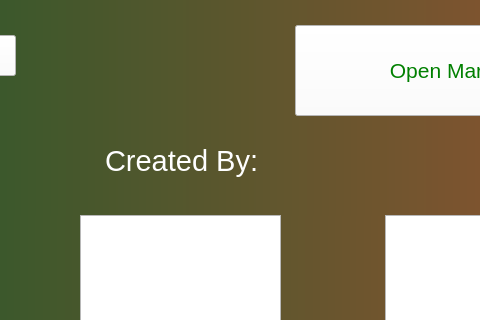
ahmed-alllam/GTA-VI, file homepage.ui: the form before one commit; both pictures show x 355 to 835 and y 315 to 635 of the 1080 by 900 pixel window.
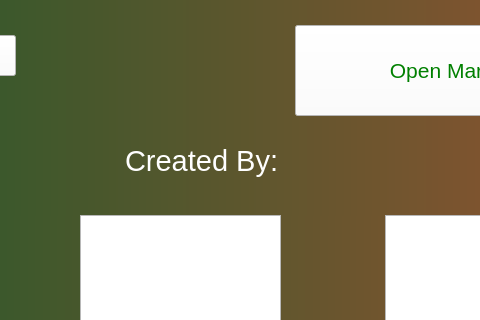
The form after the commit.

The edit to the form file:
```diff
--- a/homepage.ui
+++ b/homepage.ui
@@ -52,7 +52,7 @@
    <widget class="QLabel" name="label_2">
     <property name="geometry">
      <rect>
-      <x>460</x>
+      <x>480</x>
       <y>450</y>
       <width>251</width>
       <height>51</height>
```
Left out of the diff: 18 changed lines with no effect on the pictures.
